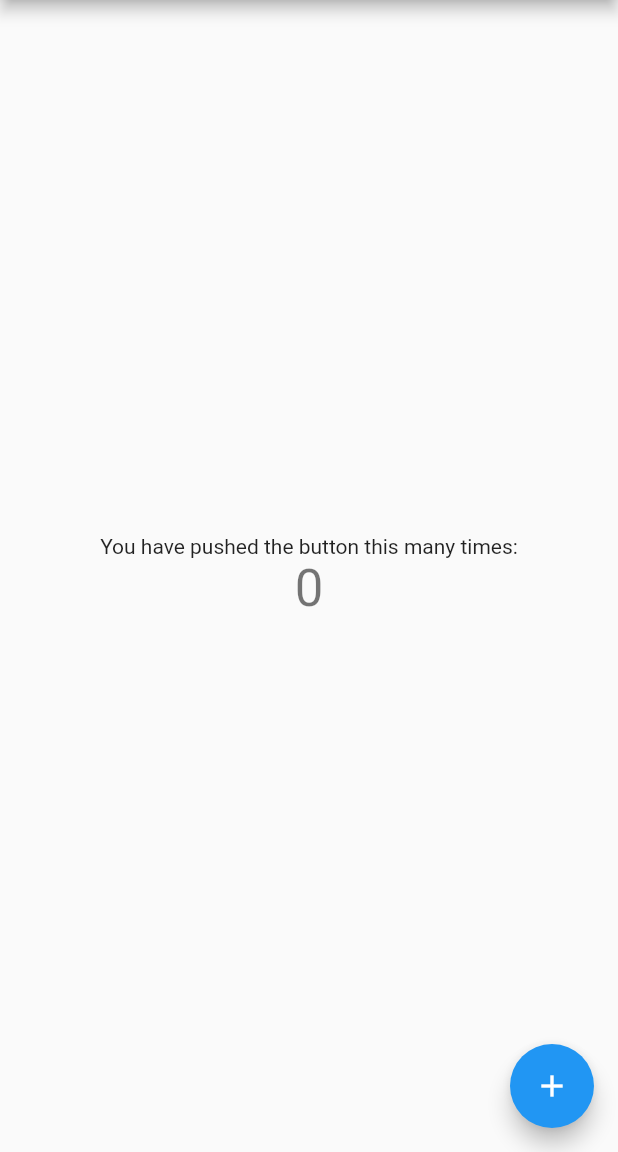
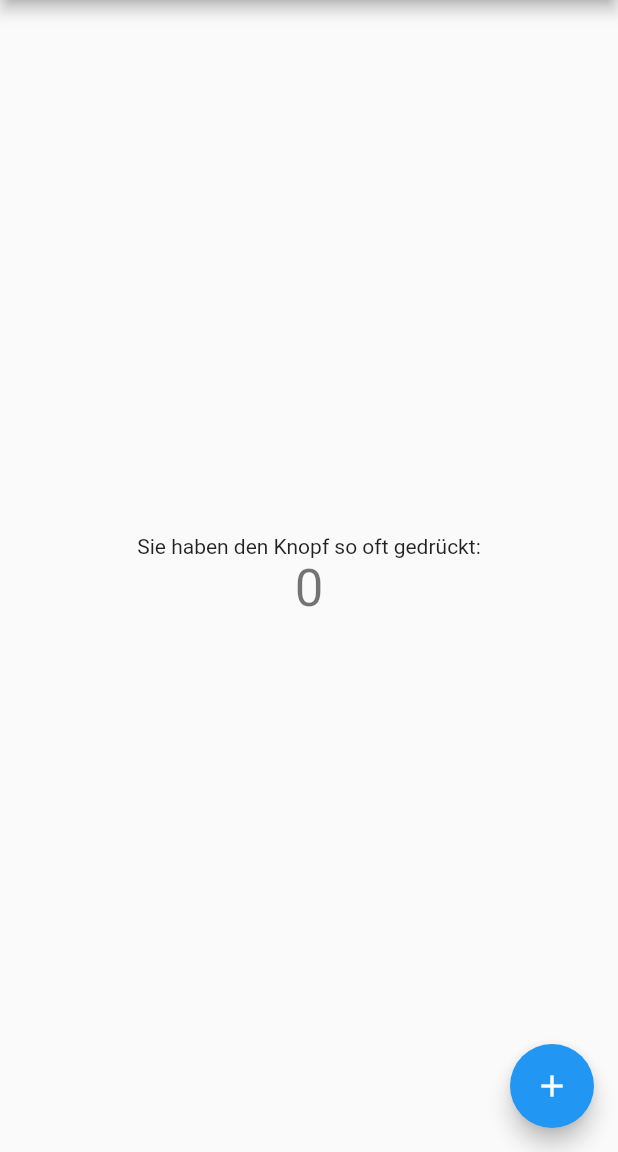
Before and after one commit to BZion/multipanelvideo_app, a Flutter app: the screen it shows after launch, on a phone screen of 412 x 824 dp, the part 84-1236 px from its top. Run offline on Flutter 3.47's test engine with Material 2 defaults, Android fonts, the phone set to English and light mode, and no system bars.

Commit message:
Text ins deutsche Übersetzt

```diff
--- a/lib/main.dart
+++ b/lib/main.dart
@@ -98,7 +98,7 @@ class _MyHomePageState extends State<MyHomePage> {
           mainAxisAlignment: MainAxisAlignment.center,
           children: <Widget>[
             Text(
-              'You have pushed the button this many times:',
+              'Sie haben den Knopf so oft gedrückt:',
             ),
             Text(
               '$_counter',
```
